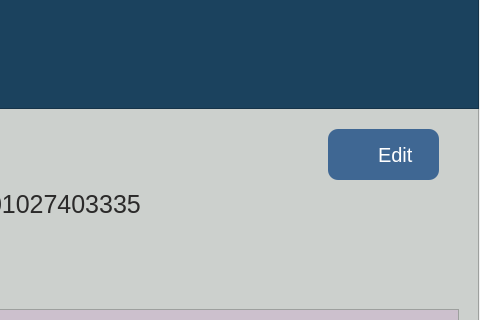
Above: Real-Estate-Portal/MyProfile.ui from RamyNasser4/Real-Estate-Portal before the change; both pictures show x 321 to 801 and y 0 to 320 of the 801 by 741 pixel window. Below: the same form after it.
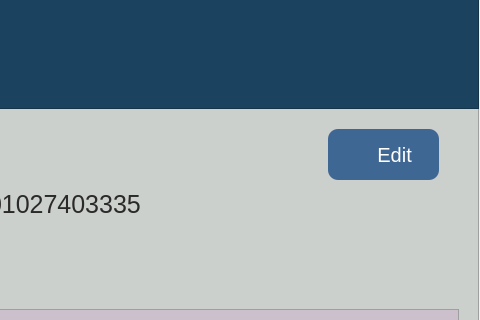
That is the form after the change. Icons and pictures are not drawn.

Commit message: my profile and edit user

```diff
--- a/Real-Estate-Portal/MyProfile.ui
+++ b/Real-Estate-Portal/MyProfile.ui
@@ -389,8 +389,15 @@
        <height>51</height>
       </rect>
      </property>
+     <property name="styleSheet">
+      <string notr="true">QPushButton{
+color:white;
+font-size:20px;
+background:#3F6793;
+}</string>
+     </property>
      <property name="text">
-      <string/>
+      <string>    Edit</string>
      </property>
     </widget>
     <widget class="QPushButton" name="pushButton_4">
@@ -416,26 +423,6 @@
        <normaloff>:/Assets/edit.png</normaloff>:/Assets/edit.png</iconset>
      </property>
     </widget>
-    <widget class="QLabel" name="label_5">
-     <property name="geometry">
-      <rect>
-       <x>700</x>
-       <y>140</y>
-       <width>41</width>
-       <height>31</height>
-      </rect>
-     </property>
-     <property name="styleSheet">
-      <string notr="true">QLabel{
-color:white;
-font-size:20px;
-background:#3F6793;
-}</string>
-     </property>
-     <property name="text">
-      <string>Edit</string>
-     </property>
-    </widget>
    </widget>
   </widget>
  </widget>
```
The commit also changes 10 other files.
